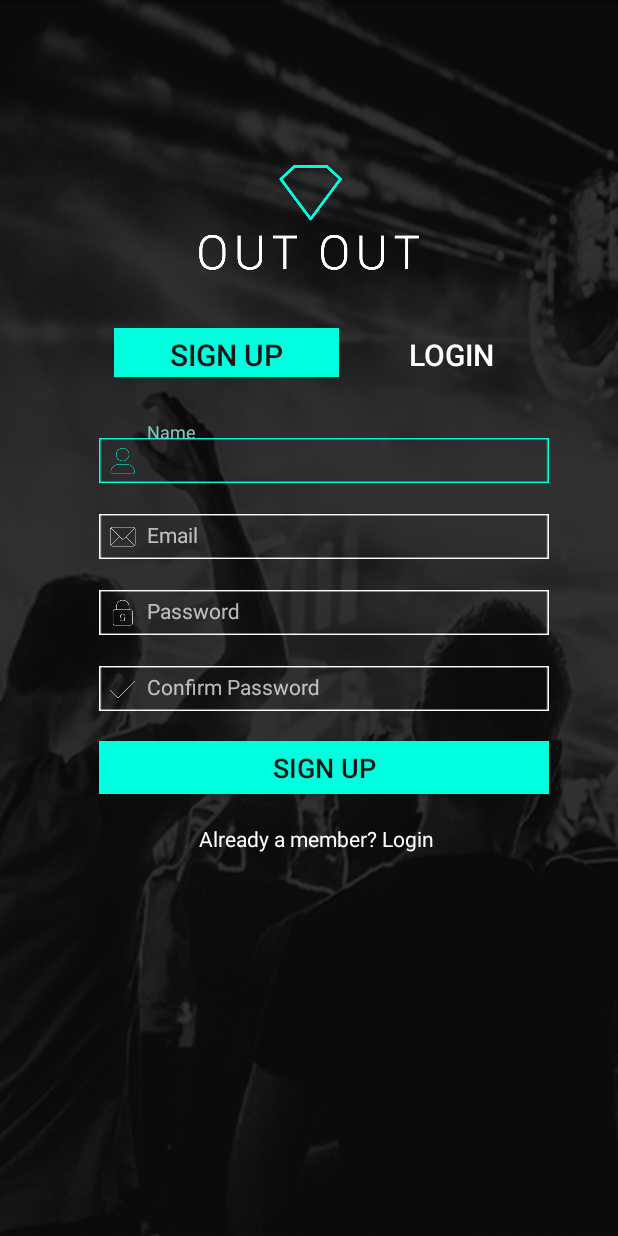
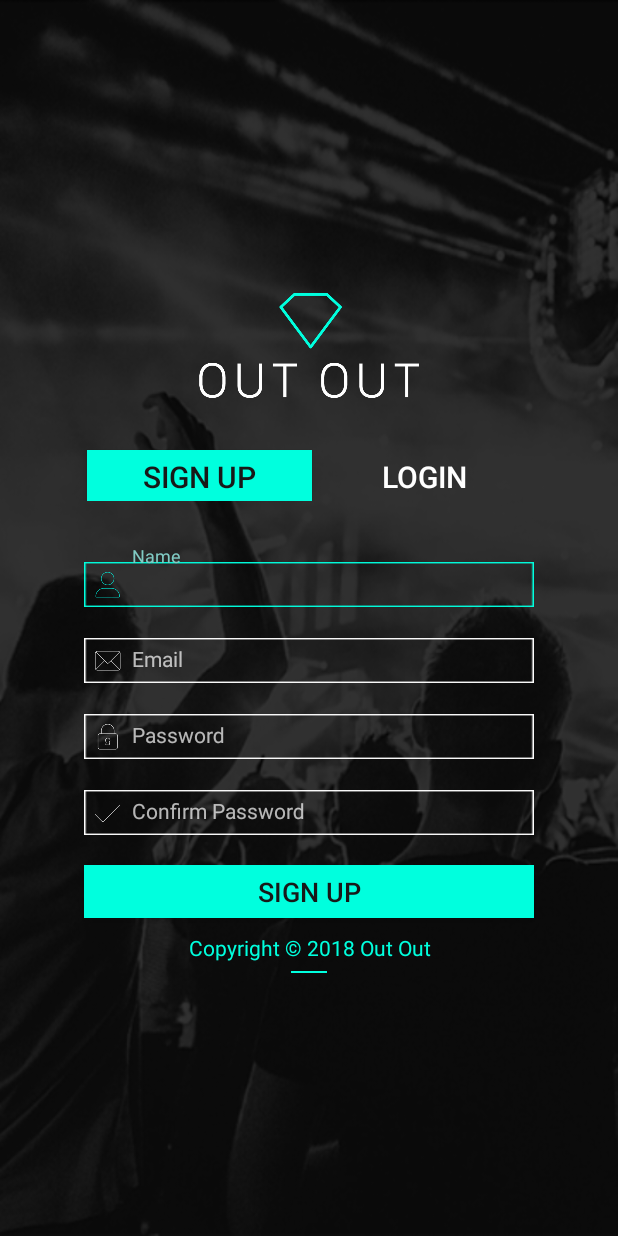
Before and after one commit to isjeffcom/outout_app, an Android app: the screen it shows after launch (RegisterActivity), after a tap on "SIGN UP", on a phone screen of 412 x 824 dp. Run offline under Robolectric (Android 15) with nearby library versions, the phone set to English and light mode, and no system bars; our stand-ins replace Volley; libraries missing offline, so code that uses them is left out: com.facebook.drawee.

Commit message:
Bug fixed

```diff
--- a/app/src/main/java/com/example/tineshia/outout/LoginActivity.java
+++ b/app/src/main/java/com/example/tineshia/outout/LoginActivity.java
@@ -179,7 +179,7 @@ public class LoginActivity extends Activity implements View.OnClickListener {
      */
     private void verifyFromSQLite() {
 
-        showLoading();
+
         if (!inputValidation.isInputEditTextFilled(textInputEditTextEmail, textInputLayoutEmail, getString(R.string.error_message_email))) {
             return;
         }
@@ -190,10 +190,13 @@ public class LoginActivity extends Activity implements View.OnClickListener {
             return;
         }
 
+
         request();
     }
 
     public void request(){
+
+        showLoading();
 
         // Instantiate the RequestQueue.
         RequestQueue queue = Volley.newRequestQueue(this);
--- a/app/src/main/res/layout/activity_maps.xml
+++ b/app/src/main/res/layout/activity_maps.xml
@@ -79,7 +79,7 @@
     <HorizontalScrollView
         android:id="@+id/event_card_scrollview"
         android:layout_width="match_parent"
-        android:layout_height="170dp"
+        android:layout_height="180dp"
         android:layout_marginBottom="12dp"
         android:animateLayoutChanges="true"
         android:scrollbars="none"
--- a/app/src/main/res/layout/activity_profile.xml
+++ b/app/src/main/res/layout/activity_profile.xml
@@ -169,7 +169,7 @@
                     android:layout_height="wrap_content"
                     android:layout_marginTop="100dp"
                     android:gravity="center"
-                    android:text="You haven't share any night out yet"
+                    android:text="You haven't shared any nights out yet."
                     android:textColor="#999999" />
 
             </android.support.v7.widget.LinearLayoutCompat>
--- a/app/src/main/res/layout/activity_register.xml
+++ b/app/src/main/res/layout/activity_register.xml
@@ -11,7 +11,9 @@
 
     <android.support.v7.widget.LinearLayoutCompat
         android:layout_width="match_parent"
-        android:layout_height="match_parent"
+        android:layout_height="wrap_content"
+        android:layout_gravity="center"
+        android:layout_marginTop="-20dp"
         android:orientation="vertical">
 
 
@@ -20,12 +22,13 @@
             android:layout_height="70dp"
             android:layout_gravity="center_horizontal"
             android:layout_marginBottom="20dp"
-            android:layout_marginTop="110dp"
+            android:layout_marginTop="70dp"
             android:src="@drawable/outoutlogo" />
 
         <LinearLayout
             android:layout_width="fill_parent"
             android:layout_height="wrap_content"
+            android:layout_marginLeft="-36dp"
             android:layout_marginTop="10dp"
             android:gravity="center"
             android:orientation="horizontal">
@@ -34,10 +37,9 @@
 
                 android:layout_width="150dp"
                 android:layout_height="35dp"
-                android:layout_marginLeft="40dp"
                 android:layout_marginStart="40dp"
-                android:layout_marginTop="6dp"
-                android:background="@color/colorTextHint"
+                android:layout_marginTop="3dp"
+                android:background="@color/outout_colour"
                 android:gravity="center"
                 android:text="@string/text_register"
                 android:textColor="#181818"
@@ -47,7 +49,7 @@
                 android:id="@+id/appCompatButtonLogin"
                 android:layout_width="150dp"
                 android:layout_height="35dp"
-                android:layout_marginTop="6dp"
+                android:layout_marginTop="3dp"
                 android:background="@android:color/transparent"
                 android:gravity="center"
                 android:text="@string/text_login"
@@ -61,7 +63,6 @@
             android:layout_width="300dp"
             android:layout_height="wrap_content"
             android:layout_gravity="center"
-            android:layout_marginLeft="10dp"
             android:layout_marginTop="30dp">
 
             <android.support.design.widget.TextInputEditText
@@ -83,7 +84,6 @@
             android:layout_width="300dp"
             android:layout_height="wrap_content"
             android:layout_gravity="center"
-            android:layout_marginLeft="10dp"
             android:layout_marginTop="10dp">
 
             <android.support.design.widget.TextInputEditText
@@ -105,7 +105,6 @@
             android:layout_width="300dp"
             android:layout_height="wrap_content"
             android:layout_gravity="center"
-            android:layout_marginLeft="10dp"
             android:layout_marginTop="10dp">
 
             <android.support.design.widget.TextInputEditText
@@ -127,7 +126,6 @@
             android:layout_width="300dp"
             android:layout_height="wrap_content"
             android:layout_gravity="center"
-            android:layout_marginLeft="10dp"
             android:layout_marginTop="10dp">
 
             <android.support.design.widget.TextInputEditText
@@ -149,25 +147,39 @@
             android:layout_width="300dp"
             android:layout_height="35dp"
             android:layout_gravity="center"
-            android:layout_marginLeft="10dp"
             android:layout_marginTop="20dp"
-            android:background="@color/colorTextHint"
+            android:background="@color/outout_colour"
             android:gravity="center"
             android:text="@string/text_register"
             android:textColor="#181818"
             android:textSize="18sp" />
 
-        <android.support.v7.widget.AppCompatTextView
-            android:id="@+id/appCompatTextViewLoginLink"
-            android:layout_width="fill_parent"
+        <android.support.v7.widget.LinearLayoutCompat
+            android:layout_width="match_parent"
             android:layout_height="wrap_content"
-            android:layout_marginLeft="10dp"
-            android:layout_marginTop="20dp"
-            android:gravity="center"
-            android:text="@string/text_already_member"
-            android:textColor="@android:color/white"
-            android:textSize="14sp" />
+            android:layout_gravity="bottom"
+            android:layout_marginBottom="10dp"
+            android:orientation="vertical">
 
+            <android.support.v7.widget.AppCompatTextView
+                android:id="@+id/appCompatTextViewLoginLink"
+                android:layout_width="fill_parent"
+                android:layout_height="wrap_content"
+                android:layout_marginTop="10dp"
+                android:gravity="center"
+                android:text="Copyright © 2018 Out Out"
+                android:textColor="@color/outout_colour"
+                android:textSize="14sp" />
+
+            <View
+                android:layout_width="24dp"
+                android:layout_height="1dp"
+                android:layout_gravity="center"
+                android:layout_marginTop="6dp"
+                android:background="@color/outout_colour" />
+
+
+        </android.support.v7.widget.LinearLayoutCompat>
 
 
     </android.support.v7.widget.LinearLayoutCompat>
--- a/app/src/main/res/layout/content_user_creation.xml
+++ b/app/src/main/res/layout/content_user_creation.xml
@@ -4,6 +4,7 @@
     xmlns:app="http://schemas.android.com/apk/res-auto"
     android:layout_width="match_parent"
     android:layout_height="match_parent"
+    android:layout_gravity="center"
     android:background="@drawable/background">
 
     <TextView
@@ -40,8 +41,9 @@
 
     <GridLayout
         android:id="@+id/selection_container"
-        android:layout_width="match_parent"
+        android:layout_width="wrap_content"
         android:layout_height="match_parent"
+        android:layout_gravity="center"
         android:layout_marginBottom="140dp"
         android:layout_marginEnd="30dp"
         android:layout_marginStart="30dp"
@@ -50,9 +52,9 @@
         android:columnWidth="110dp"
         android:gravity="center"
         android:horizontalSpacing="10dp"
-        android:verticalSpacing="10dp"
         android:numColumns="auto_fit"
         android:stretchMode="columnWidth"
+        android:verticalSpacing="10dp"
         app:layout_constraintBottom_toBottomOf="parent"
         app:layout_constraintEnd_toEndOf="parent"
         app:layout_constraintStart_toStartOf="parent"
--- a/app/src/main/res/values/styles.xml
+++ b/app/src/main/res/values/styles.xml
@@ -19,13 +19,19 @@
     </style>
 
     <style name="alertTextTitle">
+        <item name="android:textSize">18dp</item>
         <item name="android:textColor">#000000</item>
         <item name="android:textStyle">bold</item>
     </style>
 
     <style name="alertText_plan_title">
+        <item name="android:textSize">18dp</item>
         <item name="android:textColor">#000000</item>
         <item name="android:layout_marginTop">-20dp</item>
+    </style>
+
+    <style name="alertText_plan_text">
+        <item name="android:textColor">#000000</item>
     </style>
 
 
```
Also changed, not shown: app/src/main/java/com/example/tineshia/outout/MapsActivity.java (+61 -13 lines), app/src/main/java/com/example/tineshia/outout/planActivity.java (+40 -8 lines), app/src/main/java/com/example/tineshia/outout/userCreation.java (+14 -4 lines), app/src/main/res/drawable/button_border_white.xml (added, +11 -0 lines), app/src/main/res/layout/activity_login.xml (+30 -24 lines), app/src/main/res/layout/activity_map_card.xml (+15 -10 lines), app/src/main/res/layout/activity_plan.xml (+7 -7 lines), app/src/main/res/layout/activity_plan_card.xml (+21 -3 lines), app/src/main/res/layout/activity_settings.xml (+15 -7 lines), app/src/main/res/raw/style_json.json (+6 -1 lines), 1476 other files.
